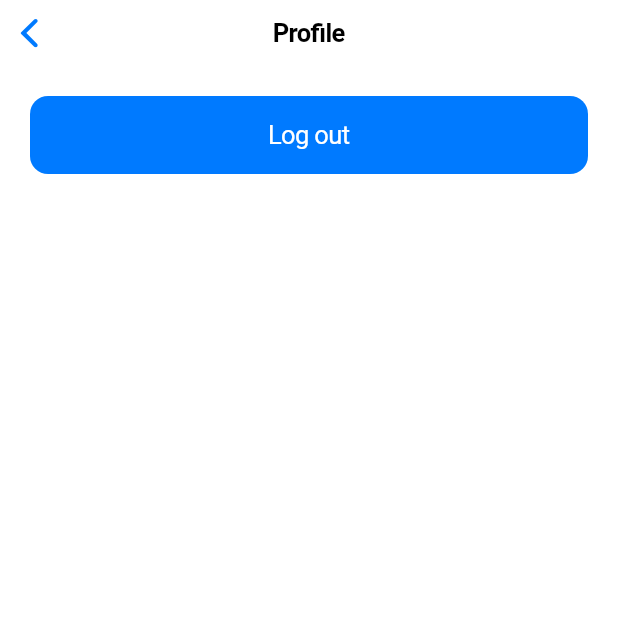
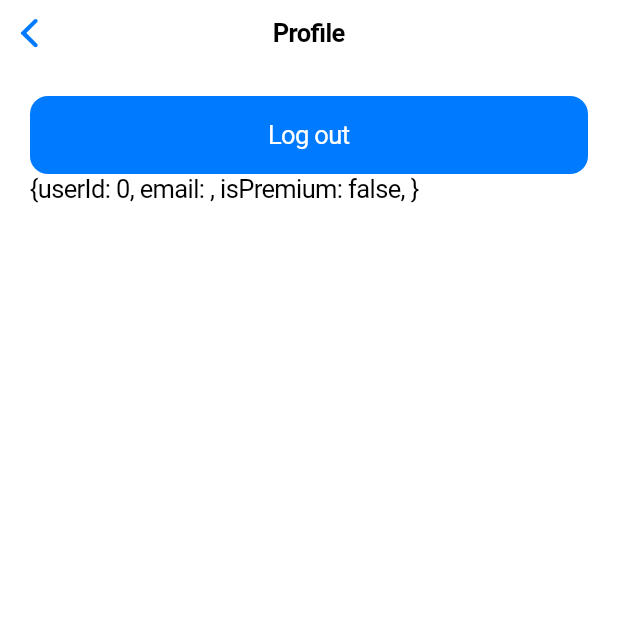
Before and after one commit to cherylperyl/gobbler, a Flutter app: the ProfileTab screen opened directly, on a phone screen of 412 x 824 dp, the top half of it. Run offline on Flutter 3.47's test engine with Material 2 defaults, Android fonts, the phone set to English and light mode, and no system bars; our stand-ins replace flutter_dotenv, fluttertoast, location, shared_preferences; missing offline and left inert: dart:ffi; accounts and stored records are empty; network calls fail.

Commit message:
changed profile and login pages to consume appStateModel

```diff
--- a/mobile/lib/individual_post.dart
+++ b/mobile/lib/individual_post.dart
@@ -48,7 +48,7 @@ class _IndividualPostState extends State<IndividualPost> {
               ),
             ),
             Padding(
-              padding: EdgeInsets.symmetric(vertical: 12.0, horizontal: 14),
+              padding: EdgeInsets.symmetric(vertical: 24.0, horizontal: 14),
               child: Container(
                 width: double.infinity,
                 child: Card(
@@ -80,7 +80,9 @@ class _IndividualPostState extends State<IndividualPost> {
                 ),
               ),
               ),
-              Center(
+              Container(
+                margin: EdgeInsets.symmetric(horizontal: 18),
+                width: double.infinity,
                 child: CupertinoButton.filled(
                   child: Text("Chope!"),
                   onPressed: () {
--- a/mobile/lib/main.dart
+++ b/mobile/lib/main.dart
@@ -9,7 +9,7 @@ Future main() async {
   await dotenv.load(fileName: ".env");
  runApp(
    ChangeNotifierProvider<AppStateModel>(
-     create: (_) => AppStateModel()..loadPosts(),
+     create: (_) => AppStateModel()..loadPosts() ..updateLocation(),
      child: const CupertinoStoreApp(),
    ),
  );
--- a/mobile/lib/model/app_state_model.dart
+++ b/mobile/lib/model/app_state_model.dart
@@ -1,7 +1,12 @@
 import 'package:flutter/foundation.dart' as foundation;
+import 'package:location/location.dart';
+import 'location_repository.dart';
 
 import 'post.dart';
 import 'post_repository.dart';
+
+import 'user.dart';
+import 'user_repository.dart';
 
 double _salesTaxRate = 0.06;
 double _shippingCostPerItem = 7;
@@ -9,7 +14,8 @@ double _shippingCostPerItem = 7;
 class AppStateModel extends foundation.ChangeNotifier {
   // All the available Posts.
   List<Post> _availablePosts = [];
-
+  LocationData? _currentLocation;
+  User? _user;
   // The currently selected category of Posts.
   // Category _selectedCategory = Category.all;
 
@@ -70,6 +76,12 @@ class AppStateModel extends foundation.ChangeNotifier {
     //   }).toList();
     // }
   }
+  LocationData? getLoc() {
+    return _currentLocation;
+  }
+  User? getUser() {
+    return _user;
+  }
 
 
   // Search the Post catalog
@@ -119,6 +131,17 @@ class AppStateModel extends foundation.ChangeNotifier {
     notifyListeners();
   }
 
+  void updateLocation() async {
+    _currentLocation = await LocationRepository.getLoc();
+    notifyListeners();
+  }
+
+  Future<void> loginUser(String email, String password) async {
+    String? bearer = await UserRepository.loginUser(email, password);
+    _user = await UserRepository.getUserData(bearer);
+    notifyListeners();
+  }
+
 
 
   // Loads the list of available Posts from the repo.
--- /dev/null
+++ b/mobile/lib/model/user.dart
@@ -0,0 +1,36 @@
+class User {
+  const User({
+    required this.userId,
+    required this.isPremium,
+    required this.username,
+    required this.dateCreated,
+    required this.lastUpdated,
+    required this.email,
+  });
+
+  final int userId;
+  final bool isPremium;
+  final String username;
+  final DateTime dateCreated;
+  final DateTime? lastUpdated;
+  final String email;
+  // String get assetName => '$id-0.jpg';
+  // String get assetPackage => 'shrine_images';
+
+  // @override
+  // String toString() => '$name (id=$id)';
+  factory User.fromJson(Map<String, dynamic> json) {
+    return User(
+      userId: json['userId'],
+      isPremium: json['isPremium'],
+      username: json['username'],
+      dateCreated: DateTime.parse(json['dateCreated']),
+      lastUpdated: json['lastUpdated'] != null ? DateTime.parse(json['lastUpdated']) : null,
+      email: json['email']
+    );
+  }
+  @override
+  String toString() {
+    return "{userId: $userId, email: $email, isPremium: $isPremium, }";
+  }
+}
--- a/mobile/lib/profile_tab.dart
+++ b/mobile/lib/profile_tab.dart
@@ -3,8 +3,9 @@ import 'package:provider/provider.dart';
 import 'package:mobile/model/user_repository.dart';
 import 'package:shared_preferences/shared_preferences.dart';
 import 'package:mobile/login_page.dart';
-
+import 'package:provider/provider.dart';
 import 'model/app_state_model.dart';
+import './model/user.dart';
 
 class ProfileTab extends StatefulWidget {
   const ProfileTab({super.key});
@@ -34,8 +35,11 @@ class _ProfileTabState extends State<ProfileTab> {
 
   @override
   Widget build(BuildContext context) {
+    return Consumer<AppStateModel>(
+      builder: (context, model, child) {
+        User? user = model.getUser();
         return CupertinoPageScaffold(
-      navigationBar: CupertinoNavigationBar(
+          navigationBar: const CupertinoNavigationBar(
             middle: Text('Profile'),
           ),
           child: SafeArea(
@@ -43,9 +47,9 @@ class _ProfileTabState extends State<ProfileTab> {
               padding: EdgeInsets.all(20),
               child: ListView(
                 children: [
-              bearer == null ?
+                  user == null ?
                   CupertinoButton.filled(
-                child: Text("Log in"),
+                    child: const Text("Log in"),
                     onPressed: () {
                       Navigator.push(
                         context,
@@ -63,12 +67,15 @@ class _ProfileTabState extends State<ProfileTab> {
                         bearer = null;
                       });
                       }
-              )
+                  ),
+                  Text(user.toString())
                 ],
               ),
 
             ),
           )
         );
+      },
+    );
   }
 }
--- a/mobile/pubspec.yaml
+++ b/mobile/pubspec.yaml
@@ -41,6 +41,7 @@ dependencies:
   shared_preferences: ^2.0.18
   flutter_dotenv: ^5.0.2
   fluttertoast: ^8.2.1
+  location: ^4.2.0
 
 dev_dependencies:
   flutter_test:
```
Also changed, not shown: mobile/lib/create_tab.dart (+107 -4 lines), mobile/lib/login_page.dart (+9 -1 lines), mobile/lib/model/location_repository.dart (added, +30 -0 lines), mobile/lib/model/user_repository.dart (+20 -3 lines), mobile/lib/posts_list_tab.dart (+8 -1 lines), mobile/pubspec.lock, 4 other files. Lines whose indentation alone changed are shown as unchanged.
